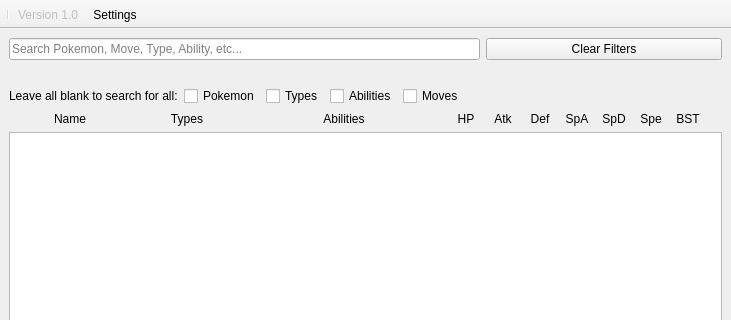
This is assets/ui/main.ui in elliottsneath/Pokemon-Searcher as Qt 5 draws it before an edit; both pictures show x 0 to 731 and y 0 to 320 of the 731 by 552 pixel window. The edited form follows.
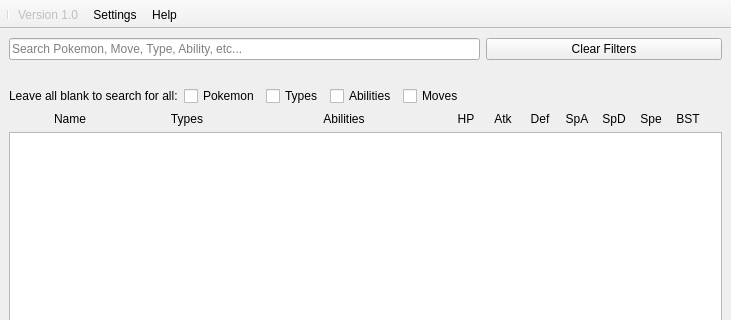
This is the edited form. Custom widgets are drawn as their Qt base class.

```diff
--- a/assets/ui/main.ui
+++ b/assets/ui/main.ui
@@ -478,6 +478,7 @@
    <addaction name="separator"/>
    <addaction name="actionVersion"/>
    <addaction name="actionSettings"/>
+   <addaction name="actionHelp"/>
   </widget>
   <action name="actionVersion">
    <property name="enabled">
@@ -498,6 +499,14 @@
     <enum>QAction::MenuRole::ApplicationSpecificRole</enum>
    </property>
   </action>
+  <action name="actionHelp">
+   <property name="text">
+    <string>Help</string>
+   </property>
+   <property name="menuRole">
+    <enum>QAction::MenuRole::ApplicationSpecificRole</enum>
+   </property>
+  </action>
  </widget>
  <customwidgets>
   <customwidget>
```
